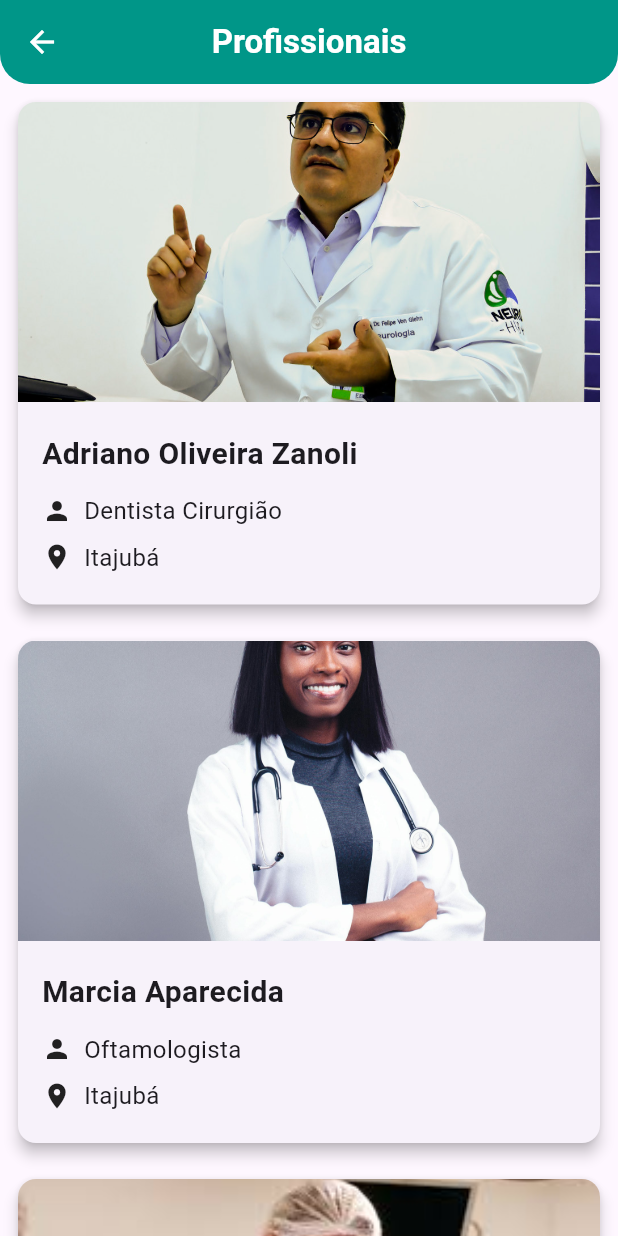
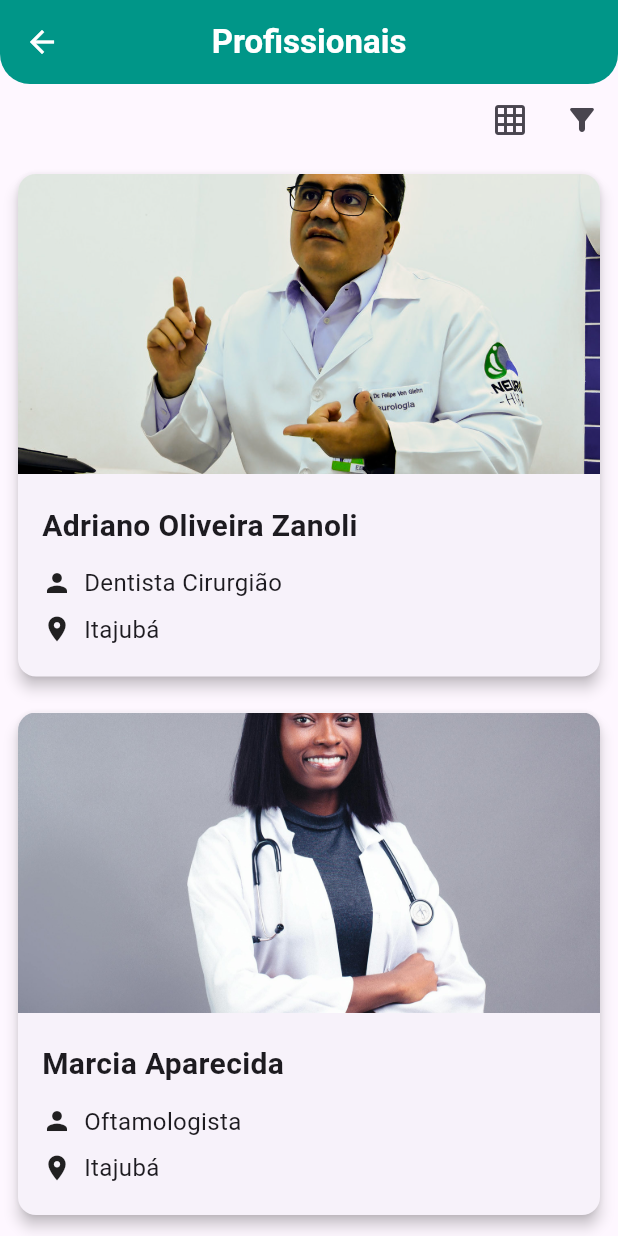
Before and after one commit to AugustoZanoli/doctors_app, a Flutter app: the Profissionais screen opened by its route, on a phone screen of 412 x 824 dp. Run offline on Flutter 3.47's test engine with Material 3 defaults, Android fonts, the phone set to English and light mode, and no system bars.

Commit message:
Criação Grid/List profissionais

```diff
--- a/doctors_app/lib/db/profissionaisDb.dart
+++ b/doctors_app/lib/db/profissionaisDb.dart
@@ -13,7 +13,7 @@ List<Map<String, dynamic>> profissionais = [
     },
     {
       'nome': 'Pedro Henrique Zanoli',
-      'area': 'Pediatraa',
+      'area': 'Pediatra',
       'regiao': 'Itajubá',
       'foto': 'assets/medico3.jpeg',
     },
--- a/doctors_app/lib/screens/profissionais.dart
+++ b/doctors_app/lib/screens/profissionais.dart
@@ -1,4 +1,5 @@
 import 'package:doctors_app/components/appBar.dart';
+import 'package:doctors_app/components/profissionais/cardGridProfissionais.dart';
 import 'package:doctors_app/components/profissionais/cardProfissionais.dart';
 import 'package:doctors_app/db/profissionaisDb.dart';
 import 'package:flutter/material.dart';
@@ -11,16 +12,36 @@ class Profissionais extends StatefulWidget {
 }
 
 class _ProfissionaisState extends State<Profissionais> {
+  bool isList = true;
+
   @override
   Widget build(BuildContext context) {
     return Scaffold(
       appBar: MyAppBar(title: 'Profissionais'),
-      body: ListView.builder(
+      body: Column(
+        children: [
+          Row(
+            mainAxisAlignment: MainAxisAlignment.end,
+            children: [
+              IconButton(
+                onPressed: () {
+                  setState(() {
+                    isList = !isList;
+                  });
+                },
+                icon: isList ? Icon(Icons.grid_on) : Icon(Icons.list),
+              ),
+              IconButton(onPressed: (){}, icon: Icon(Icons.filter_alt_rounded))
+            ],
+          ),
+          Expanded(
+            child: isList
+                ? ListView.builder(
                     itemCount: profissionais.length,
                     itemBuilder: (context, index) {
                       final item = profissionais[index];
                       return Padding(
-            padding: const EdgeInsets.symmetric(vertical: 8.0, horizontal: 8),
+                        padding: const EdgeInsets.all(8),
                         child: Cardprofissionais(
                           nome: item['nome'],
                           area: item['area'],
@@ -29,6 +50,29 @@ class _ProfissionaisState extends State<Profissionais> {
                         ),
                       );
                     },
+                  )
+                : GridView.builder(
+                    gridDelegate: SliverGridDelegateWithFixedCrossAxisCount(
+                      crossAxisCount: 2,
+                      crossAxisSpacing: 2,
+                      mainAxisSpacing: 2,
+                      childAspectRatio: 1,
+                    ),
+                    itemCount: profissionais.length,
+                    itemBuilder: (context, index) {
+                      final item = profissionais[index];
+                      return Padding(
+                        padding: const EdgeInsets.all(8),
+                        child: CardGridProfissionais(
+                          nome: item['nome'],
+                          area: item['area'],
+                          regiao: item['regiao'],
+                        ),
+                      );
+                    },
+                  ),
+          ),
+        ],
       ),
     );
   }
```
Also changed, not shown: doctors_app/lib/components/profissionais/cardGridProfissionais.dart (added, +72 -0 lines), doctors_app/lib/screens/novaConsulta.dart (+36 -13 lines). Lines whose indentation alone changed are shown as unchanged.
